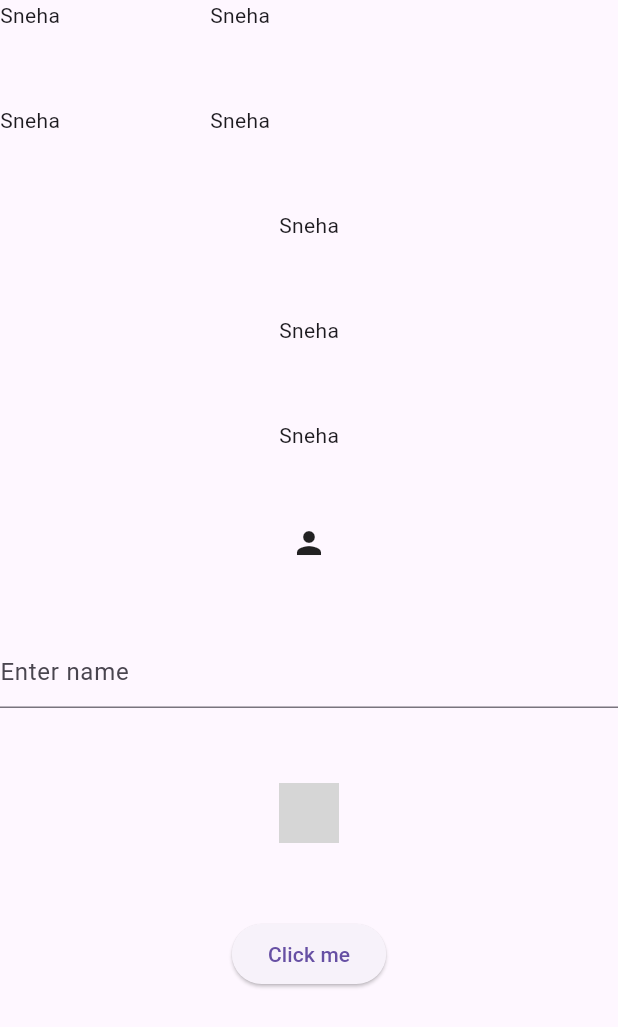
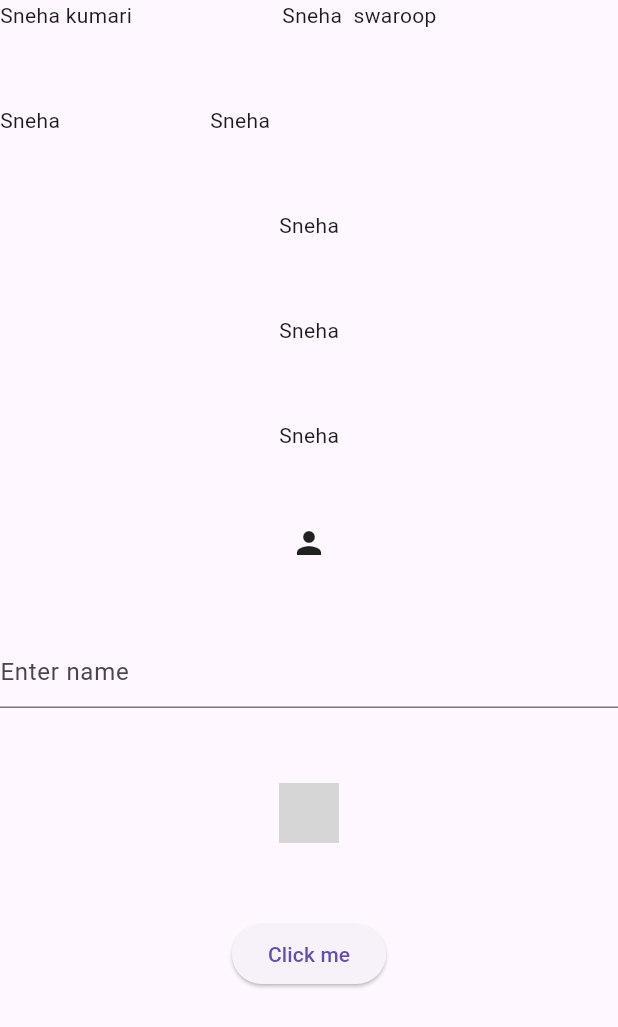
Before and after one commit to snehasawroop534/column_row, a Flutter app: the screen it shows after launch, on a phone screen of 412 x 824 dp. Shown: the top 1027 px of the screen. Run offline on Flutter 3.47's test engine with Material 3 defaults, Android fonts, the light colour scheme and no system bars; network calls fail; grey boxes are pictures that could not be loaded.

Commit message:
i changed name  in text

```diff
--- a/lib/main.dart
+++ b/lib/main.dart
@@ -20,8 +20,8 @@ class MyApp extends StatelessWidget {
            Row(
              spacing: 100,
              children: [
-               Text("Sneha"),
-               Text("Sneha"),
+               Text("Sneha kumari"),
+               Text("Sneha  swaroop"),
              ],
            ),
            Row(
```
